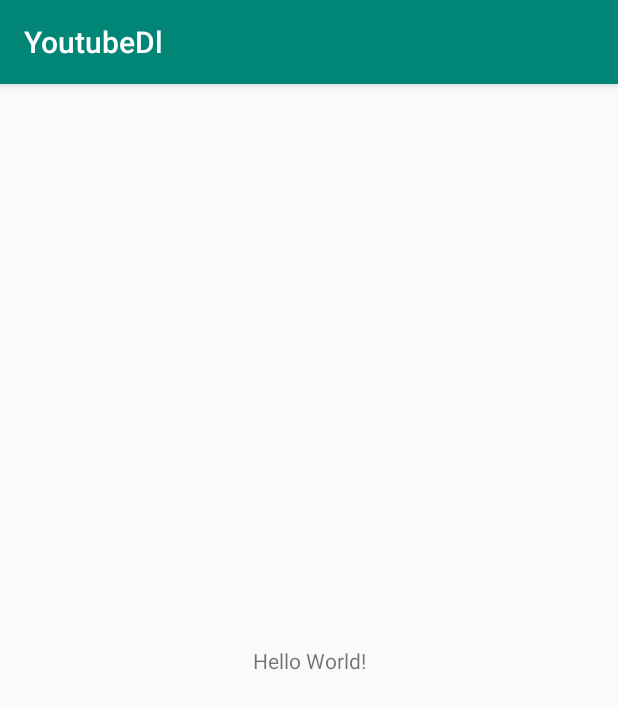
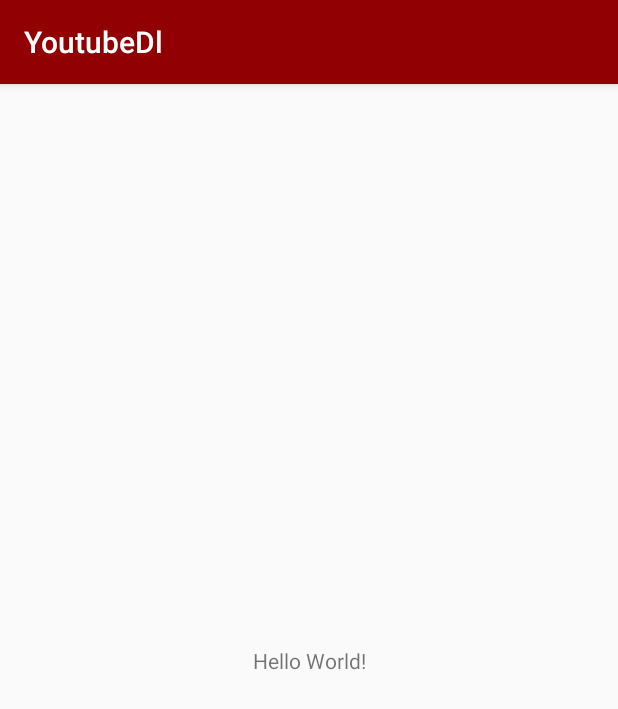
Before and after one commit to Inncee81/youtubeDl, an Android app: the screen it shows after launch (MainActivity), on a phone screen of 412 x 824 dp. Shown: the top 709 px of the screen. Run offline under Robolectric (Android 15) with nearby library versions, the phone set to English and light mode, and no system bars; libraries missing offline, so code that uses them is left out: com.chaquo.python, com.github.hiteshsondhi88.libffmpeg; 10 statements that could not run were skipped.

Commit message:
Change app colors

```diff
--- a/app/src/main/res/values/colors.xml
+++ b/app/src/main/res/values/colors.xml
@@ -1,6 +1,6 @@
 <?xml version="1.0" encoding="utf-8"?>
 <resources>
-    <color name="colorPrimary">#008577</color>
-    <color name="colorPrimaryDark">#00574B</color>
-    <color name="colorAccent">#D81B60</color>
+    <color name="colorPrimary">#910002</color>
+    <color name="colorPrimaryDark">#570003</color>
+    <color name="colorAccent">#ff6200</color>
 </resources>
```
